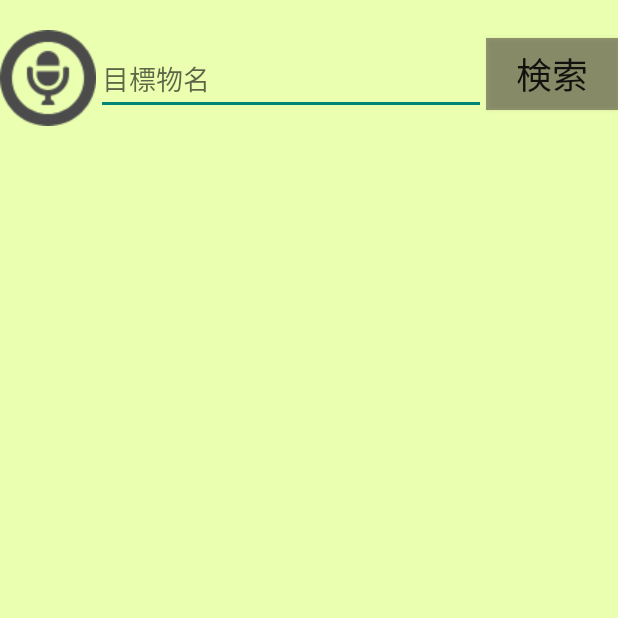
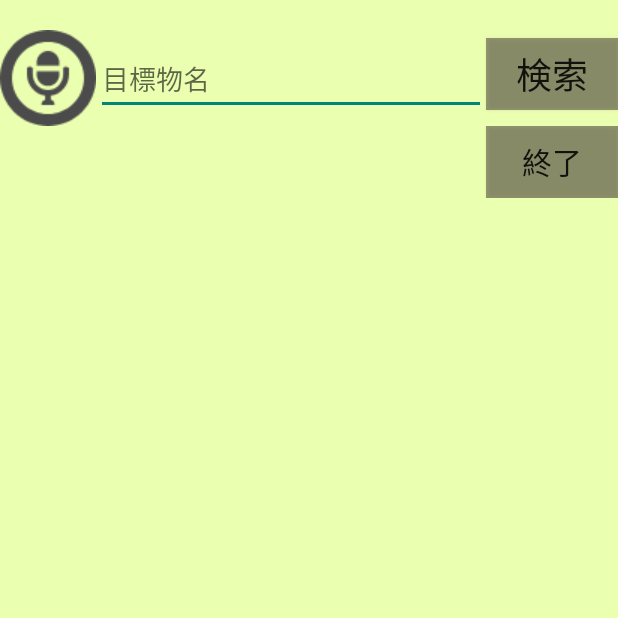
Before and after one commit to Takajo-Soft33/scoscope_android, an Android app: the DirectionGuide screen opened directly, with no data from a screen before it, on a phone screen of 412 x 824 dp, the top half of it. Run offline under Robolectric (Android 15) with nearby library versions, the phone set to English and light mode, and no system bars.

Commit message:
終了ボタンの追加

```diff
--- a/app/src/main/res/layout/direction_guide.xml
+++ b/app/src/main/res/layout/direction_guide.xml
@@ -46,10 +46,29 @@
 
         </LinearLayout>
 
-        <ListView
-            android:id="@+id/searchList"
+        <LinearLayout
             android:layout_width="match_parent"
-            android:layout_height="match_parent" />
+            android:layout_height="wrap_content"
+            android:weightSum="6"
+            android:orientation="vertical">
+
+            <ListView
+                android:id="@+id/searchList"
+                android:layout_width="match_parent"
+                android:layout_height="0dp"
+                android:layout_weight="5"></ListView>
+
+
+            <Button
+                android:id="@+id/button"
+                android:layout_width="wrap_content"
+                android:layout_height="0dp"
+                android:layout_gravity="right"
+                android:layout_weight="1"
+                android:background="@color/themeColor50"
+                android:textSize="20dp"
+                android:text="終了" />
+        </LinearLayout>
 
     </LinearLayout>
 
```
Also changed, not shown: app/src/main/res/layout/view_on_facility.xml (+15 -0 lines).
